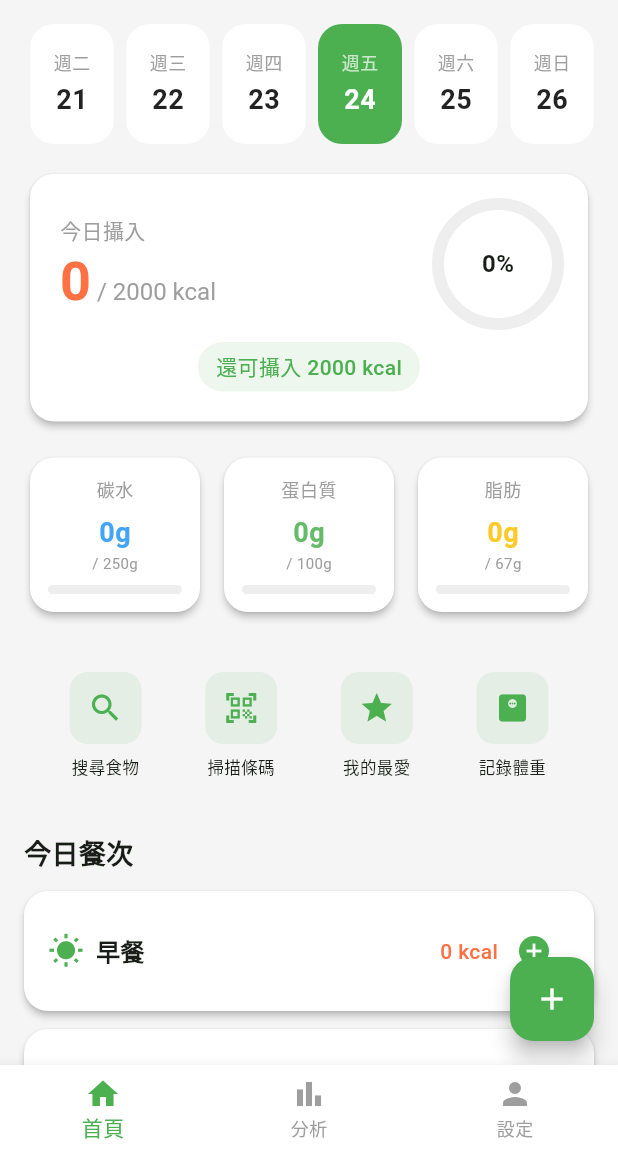
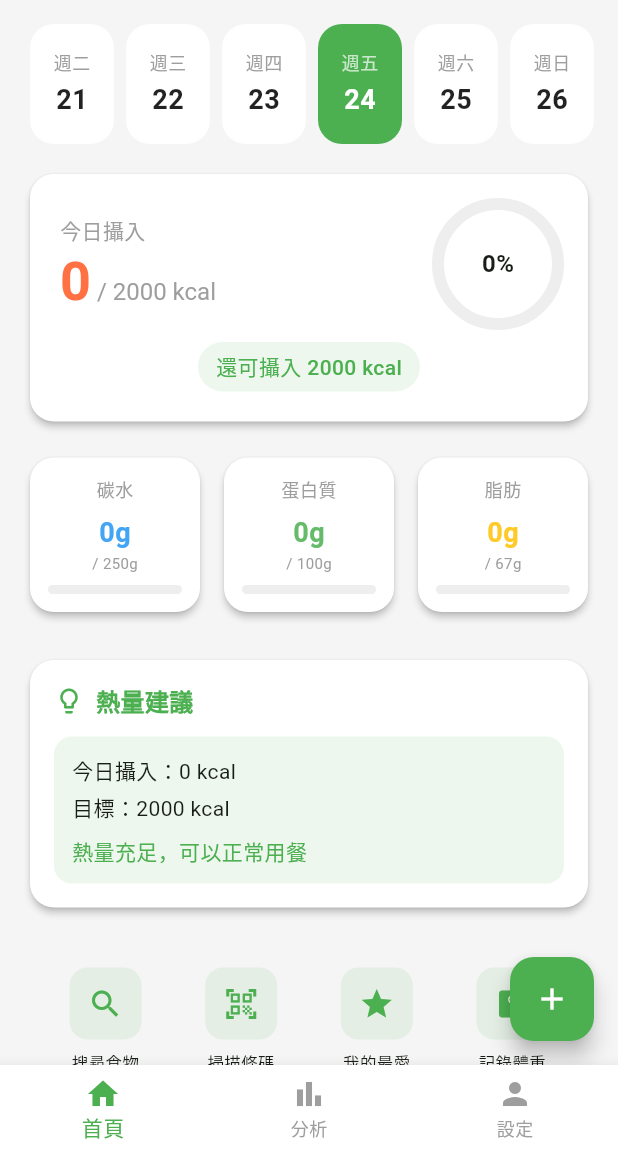
Before and after one commit to yangpeng9572-commits/snail-calorie, a Flutter app: the screen it shows after launch, on a phone screen of 412 x 824 dp, the part 84-1236 px from its top. Run offline on Flutter 3.47's test engine with Material 3 defaults, Android fonts, the phone set to English and light mode, and no system bars; our stand-ins replace fl_chart, flutter_local_notifications, flutter_riverpod, share_plus, shared_preferences, timezone; missing offline and left inert: mobile_scanner; accounts and stored records are empty.

Commit message:
feat(calculator): 熱量預估與建議功能

```diff
--- /dev/null
+++ b/lib/data/services/nutrition_calculator.dart
@@ -0,0 +1,42 @@
+import '../models/daily_log.dart';
+
+/// 營養熱量計算服務
+class NutritionCalculator {
+  /// 計算今日已攝入熱量
+  static double todayCalories(List<DailyLog> logs) {
+    return logs.fold(0, (sum, log) => sum + log.totalCalories);
+  }
+
+  /// 計算今日蛋白質攝入
+  static double todayProtein(List<DailyLog> logs) {
+    return logs.fold(0, (sum, log) => sum + log.totalProtein);
+  }
+
+  /// 估算達成目標熱量還需要吃多少
+  static double remainingCalories(double target, List<DailyLog> logs) {
+    final consumed = todayCalories(logs);
+    return target - consumed;
+  }
+
+  /// 根據剩餘熱量給予餐點建議
+  static String mealSuggestion(double remainingCalories) {
+    if (remainingCalories < 200) {
+      return '熱量已接近目標，建議吃輕食或水果';
+    }
+    if (remainingCalories < 500) {
+      return '建議均衡一餐，熱量約 400-500 kcal';
+    }
+    return '熱量充足，可以正常用餐';
+  }
+
+  /// 檢查是否超標
+  static bool isOverTarget(double target, List<DailyLog> logs) {
+    return todayCalories(logs) > target;
+  }
+
+  /// 計算超標熱量
+  static double overageCalories(double target, List<DailyLog> logs) {
+    final remaining = remainingCalories(target, logs);
+    return remaining < 0 ? -remaining : 0;
+  }
+}
--- a/lib/features/home/home_page.dart
+++ b/lib/features/home/home_page.dart
@@ -4,6 +4,7 @@ import '../../providers/app_providers.dart';
 import '../../core/theme/app_theme.dart';
 import '../../core/constants/app_constants.dart';
 import '../../core/utils/date_utils.dart';
+import '../../data/services/nutrition_calculator.dart';
 import '../search/search_page.dart';
 import '../barcode/barcode_scanner_page.dart';
 
@@ -108,6 +109,14 @@ class HomePage extends ConsumerWidget {
             ),
             const SizedBox(height: 24),
 
+            // 熱量建議區塊
+            _CalorieSuggestionCard(
+              consumed: log.totalCalories,
+              target: target.calories,
+            ),
+
+            const SizedBox(height: 24),
+
             // 快速捷徑
             _QuickShortcuts(),
 
@@ -207,6 +216,115 @@ class HomePage extends ConsumerWidget {
       context,
       MaterialPageRoute(
         builder: (_) => AddFoodToMealPage(mealType: mealType),
+      ),
+    );
+  }
+}
+
+/// 熱量建議卡片
+class _CalorieSuggestionCard extends StatelessWidget {
+  final double consumed;
+  final int target;
+
+  const _CalorieSuggestionCard({
+    required this.consumed,
+    required this.target,
+  });
+
+  @override
+  Widget build(BuildContext context) {
+    final hasRecord = consumed > 0 || target > 0;
+    final remaining = target - consumed;
+    final isOver = remaining < 0;
+    final overage = isOver ? -remaining : 0.0;
+
+    if (!hasRecord) {
+      return const SizedBox.shrink();
+    }
+
+    String suggestion;
+    Color suggestionColor;
+    Color backgroundColor;
+
+    if (isOver) {
+      suggestion = '今日熱量已超標 ${overage.round()} kcal';
+      suggestionColor = AppTheme.errorColor;
+      backgroundColor = AppTheme.errorColor.withOpacity(0.1);
+    } else {
+      suggestion = NutritionCalculator.mealSuggestion(remaining);
+      suggestionColor = AppTheme.primaryColor;
+      backgroundColor = AppTheme.primaryColor.withOpacity(0.1);
+    }
+
+    return Card(
+      child: Padding(
+        padding: const EdgeInsets.all(16),
+        child: Column(
+          crossAxisAlignment: CrossAxisAlignment.start,
+          children: [
+            Row(
+              children: [
+                Icon(
+                  isOver ? Icons.warning_amber : Icons.lightbulb_outline,
+                  color: suggestionColor,
+                  size: 20,
+                ),
+                const SizedBox(width: 8),
+                Text(
+                  '熱量建議',
+                  style: TextStyle(
+                    fontSize: 16,
+                    fontWeight: FontWeight.bold,
+                    color: suggestionColor,
+                  ),
+                ),
+              ],
+            ),
+            const SizedBox(height: 12),
+            Container(
+              width: double.infinity,
+              padding: const EdgeInsets.all(12),
+              decoration: BoxDecoration(
+                color: backgroundColor,
+                borderRadius: BorderRadius.circular(12),
+              ),
+              child: Column(
+                crossAxisAlignment: CrossAxisAlignment.start,
+                children: [
+                  if (isOver)
+                    Text(
+                      suggestion,
+                      style: const TextStyle(
+                        color: AppTheme.errorColor,
+                        fontWeight: FontWeight.w600,
+                        fontSize: 15,
+                      ),
+                    )
+                  else ...[
+                    Text(
+                      '今日攝入：${consumed.round()} kcal',
+                      style: const TextStyle(fontSize: 14),
+                    ),
+                    const SizedBox(height: 4),
+                    Text(
+                      '目標：$target kcal',
+                      style: const TextStyle(fontSize: 14),
+                    ),
+                    const SizedBox(height: 8),
+                    Text(
+                      suggestion,
+                      style: const TextStyle(
+                        color: AppTheme.primaryColor,
+                        fontWeight: FontWeight.w500,
+                        fontSize: 14,
+                      ),
+                    ),
+                  ],
+                ],
+              ),
+            ),
+          ],
+        ),
       ),
     );
   }
```
